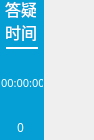
The window that qatime-studio/UIHoverwindow.ui (chuanjiabao1981/qatime-win) describes before a commit, drawn with Qt 5.
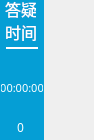
The same window after the commit. Icons and pictures are not drawn.

Patch:
```diff
--- a/qatime-studio/UIHoverwindow.ui
+++ b/qatime-studio/UIHoverwindow.ui
@@ -68,9 +68,9 @@
    <property name="geometry">
     <rect>
      <x>5</x>
-     <y>50</y>
-     <width>31</width>
-     <height>31</height>
+     <y>55</y>
+     <width>28</width>
+     <height>28</height>
     </rect>
    </property>
    <property name="styleSheet">
@@ -84,7 +84,7 @@
    <property name="geometry">
     <rect>
      <x>1</x>
-     <y>75</y>
+     <y>80</y>
      <width>42</width>
      <height>15</height>
     </rect>
@@ -101,6 +101,9 @@
    <property name="text">
     <string>00:00:00</string>
    </property>
+   <property name="alignment">
+    <set>Qt::AlignCenter</set>
+   </property>
   </widget>
   <widget class="QLabel" name="label_6">
    <property name="geometry">
```
